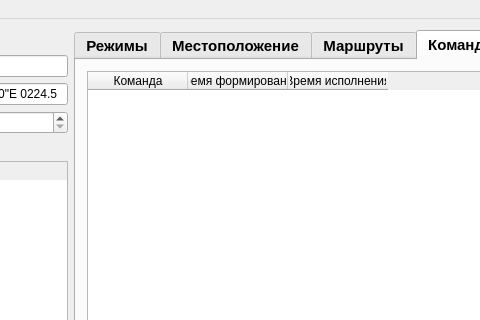
Qt form mainwindow.ui (Zioba/MBU) before a commit; both pictures show x 262 to 742 and y 0 to 320 of the 990 by 753 pixel window.
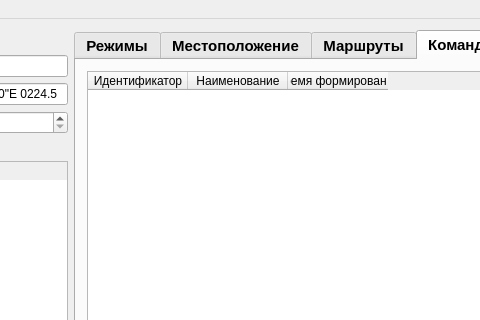
The same form after that commit. The open tabs and pages were chosen to show the change. Icons and pictures are not drawn.

What changed in the file:
```diff
--- a/mainwindow.ui
+++ b/mainwindow.ui
@@ -390,7 +390,12 @@
          <widget class="QTableWidget" name="commandTable">
           <column>
            <property name="text">
-            <string>Команда</string>
+            <string>Идентификатор</string>
+           </property>
+          </column>
+          <column>
+           <property name="text">
+            <string>Наименование</string>
            </property>
           </column>
           <column>
@@ -398,11 +403,6 @@
             <string>Время формирования</string>
            </property>
           </column>
-          <column>
-           <property name="text">
-            <string>Время исполнения</string>
-           </property>
-          </column>
          </widget>
         </item>
         <item row="1" column="0">
```
Left out of the diff: 2 changed lines with no effect on the pictures.
